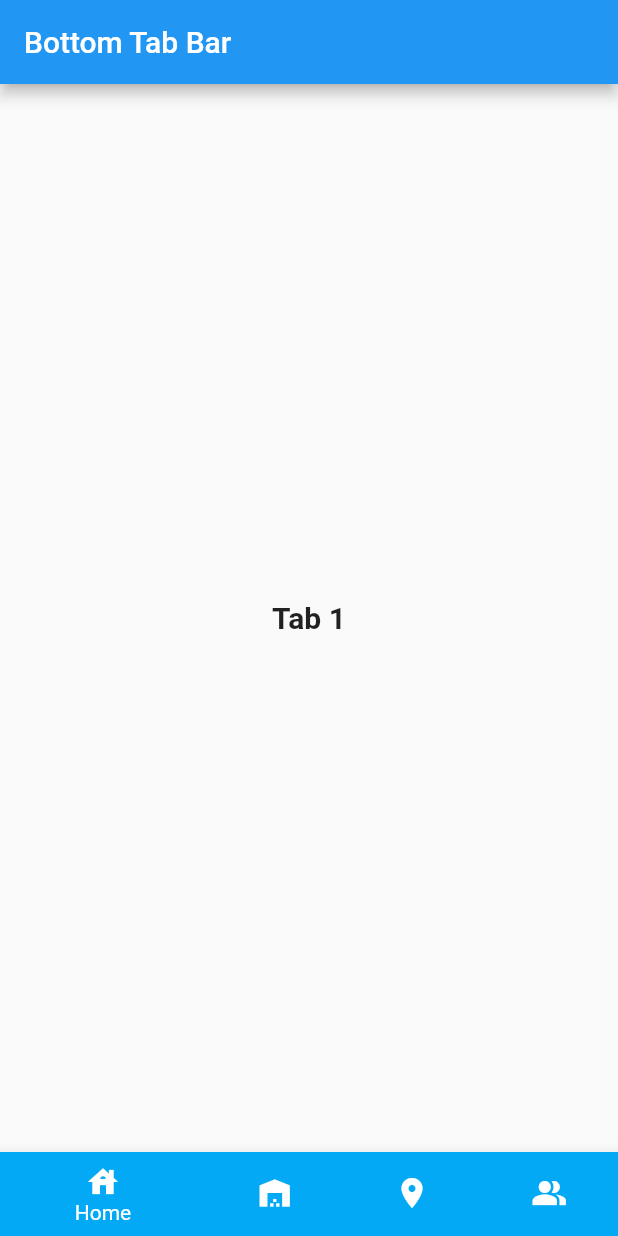
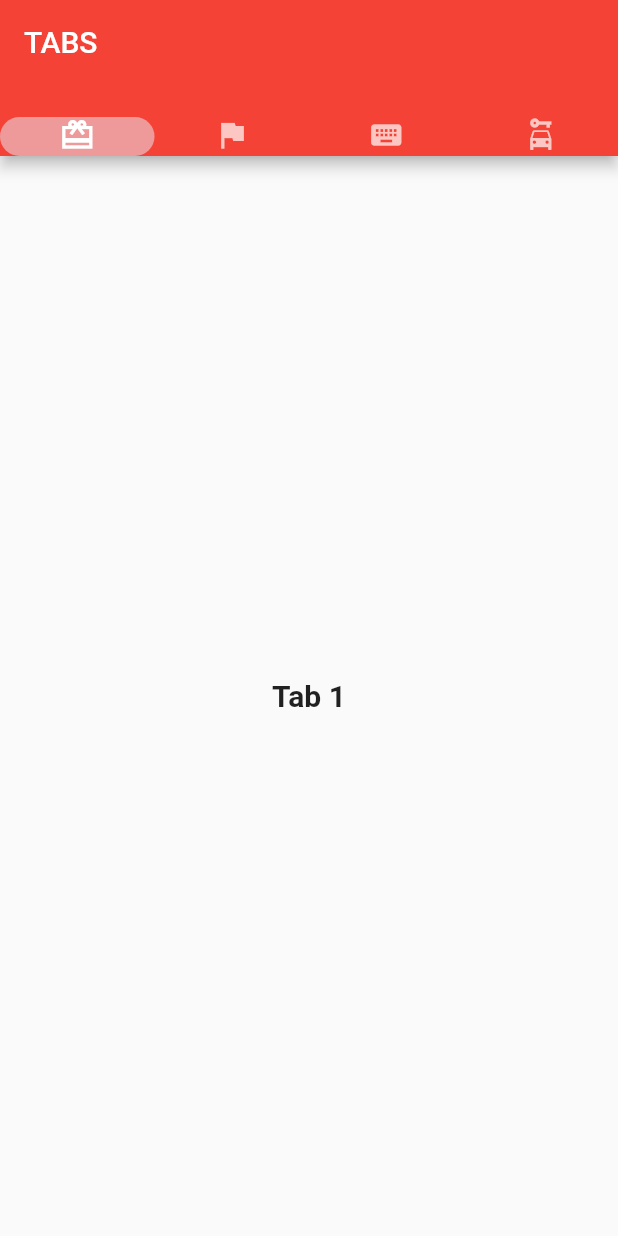
Before and after one commit to Xaxurro/Warehouse, a Flutter app: the screen it shows after launch, on a phone screen of 412 x 824 dp. Run offline on Flutter 3.47's test engine with Material 2 defaults, Android fonts, the phone set to English and light mode, and no system bars.

Commit message:
Clase 12/9

```diff
--- a/lib/main.dart
+++ b/lib/main.dart
@@ -1,5 +1,4 @@
 import 'package:flutter/material.dart';
-import 'package:flutter_application_1/screen/BottomTabBar.dart';
 import 'package:flutter_application_1/screen/home_screen.dart';
 import 'package:flutter_application_1/screen/tabScreen.dart';
 
@@ -15,7 +14,7 @@ class MyApp extends StatelessWidget {
   Widget build(BuildContext context) {
     return MaterialApp(
       title: 'Warehouse',
-      home: BottomTabBar(),
+      home: TabScreen(),
     );
   }
 }
--- a/lib/screen/BottomTabBar.dart
+++ b/lib/screen/BottomTabBar.dart
@@ -20,6 +20,7 @@ class _BottomTabBarState extends State<BottomTabBar> {
     return Scaffold(
       appBar: AppBar(
         title: Text('Bottom Tab Bar'),
+        backgroundColor: Colors.red,
       ),
       body: _pages[_index],
       bottomNavigationBar: BottomNavigationBar(
@@ -27,19 +28,19 @@ class _BottomTabBarState extends State<BottomTabBar> {
           BottomNavigationBarItem(
               icon: Icon(Icons.house),
               label: 'Home',
-              backgroundColor: Colors.lightBlue),
+              backgroundColor: Colors.red),
           BottomNavigationBarItem(
               icon: Icon(Icons.warehouse),
               label: 'Items',
-              backgroundColor: Colors.lightBlue),
+              backgroundColor: Colors.red),
           BottomNavigationBarItem(
               icon: Icon(Icons.location_on),
               label: 'Locations',
-              backgroundColor: Colors.lightBlue),
+              backgroundColor: Colors.red),
           BottomNavigationBarItem(
               icon: Icon(Icons.people_alt),
               label: 'Personal',
-              backgroundColor: Colors.lightBlue),
+              backgroundColor: Colors.red),
         ],
         currentIndex: _index,
         onTap: (index) {
--- a/lib/screen/tabScreen.dart
+++ b/lib/screen/tabScreen.dart
@@ -11,10 +11,11 @@ class TabScreen extends StatelessWidget {
         length: 4,
         child: Scaffold(
           appBar: AppBar(
+            backgroundColor: Colors.red,
             bottom: TabBar(
                 indicator: BoxDecoration(
                     borderRadius: BorderRadius.circular(50), // Creates border
-                    color: Colors.lightBlue.shade200),
+                    color: Colors.red.shade200),
                 tabs: [
                   Icon(Icons.card_giftcard_sharp),
                   Icon(Icons.flag),
```
